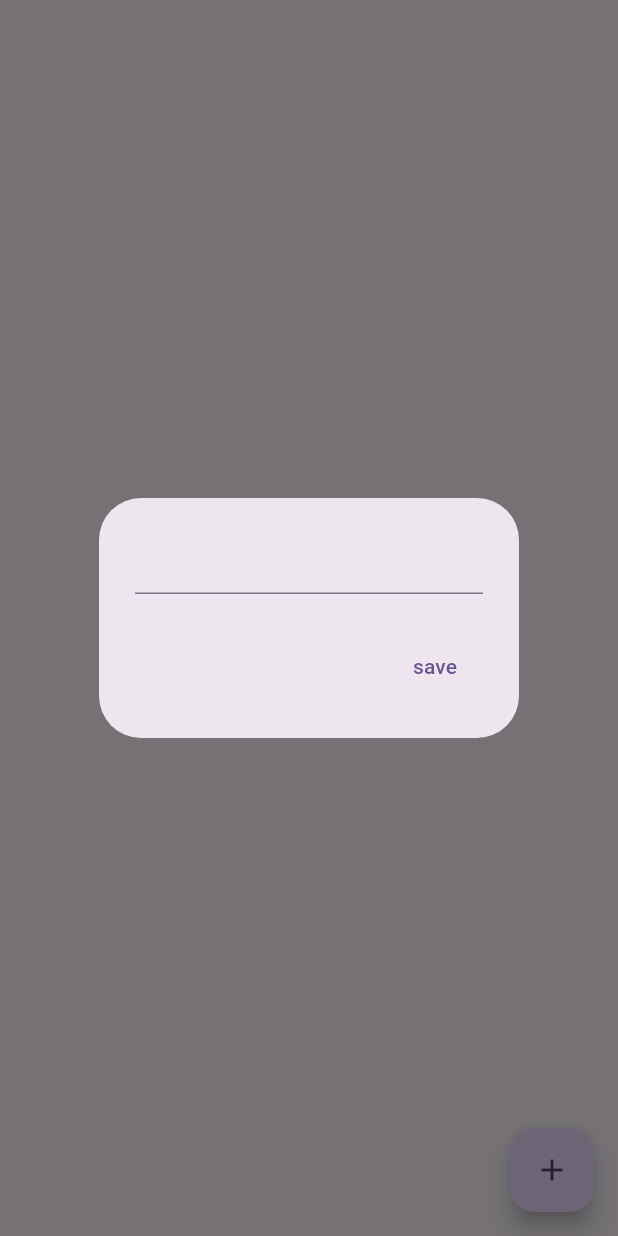
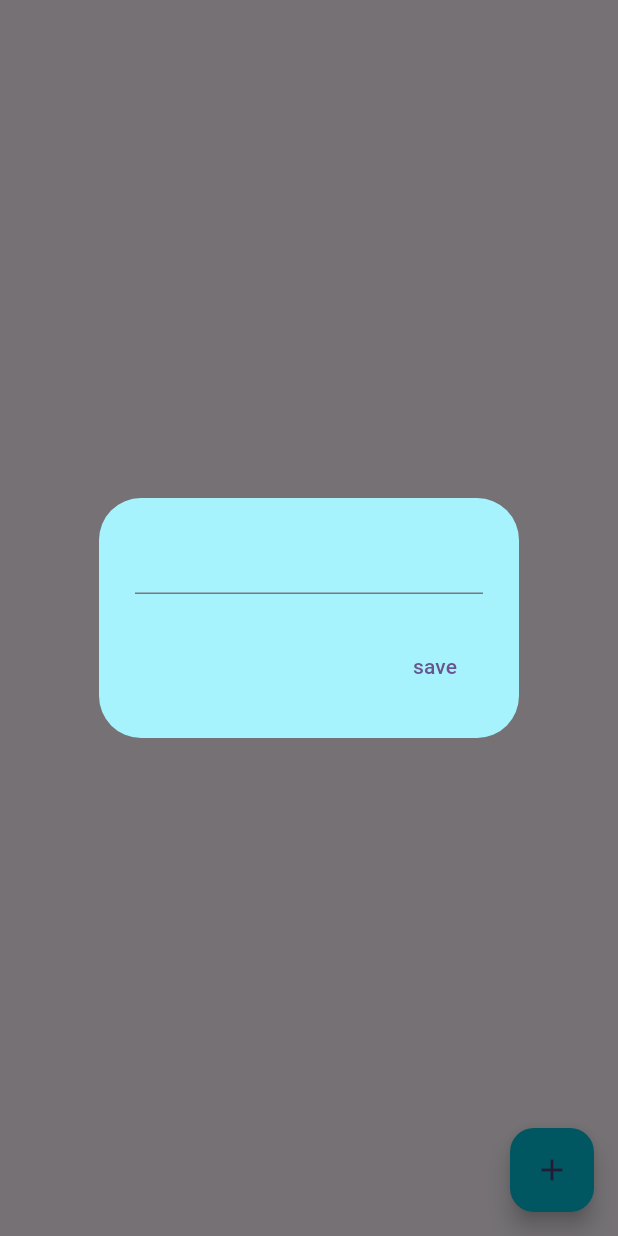
Before and after one commit to ZunairaMughal24/SupaBase-Practice-Project, a Flutter app: the screen it shows after launch, after a tap on the "add" icon, on a phone screen of 412 x 824 dp. Run offline on Flutter 3.47's test engine with Material 3 defaults, Android fonts, the phone set to English and light mode, and no system bars; our stand-ins replace supabase_flutter; accounts and stored records are empty.

```diff
--- /dev/null
+++ b/supabase_project/lib/CrudPage.dart
@@ -0,0 +1,87 @@
+import 'package:flutter/material.dart';
+import 'package:supabase_flutter/supabase_flutter.dart';
+
+class CrudScreen extends StatelessWidget {
+  CrudScreen({super.key});
+//* Create - a note and store in supabase
+
+  TextEditingController textController = TextEditingController();
+  void addNewNote(BuildContext context) {
+    showDialog(
+        context: context,
+        builder: (context) => AlertDialog(
+              backgroundColor: const Color.fromARGB(255, 167, 243, 253),
+              content: TextField(
+                controller: textController,
+              ),
+              actions: [
+                //save button
+                TextButton(
+                  child: Text("save"),
+                  onPressed: () {
+                    saveNote();
+                    Navigator.pop(context);
+                  },
+                )
+              ],
+            ));
+  }
+
+  void saveNote() async {
+    await Supabase.instance.client
+        .from("testing table")
+        .insert({"body": textController.text});
+  }
+
+//* Read - notes from supabase in our app
+  final _noteStream = Supabase.instance.client
+      .from("testing table")
+      .stream(primaryKey: (["id"]));
+
+  @override
+  Widget build(BuildContext context) {
+    return Scaffold(
+        floatingActionButton: FloatingActionButton(
+            onPressed: () {
+              addNewNote(context);
+            },
+            backgroundColor: Colors.cyan,
+            child: Icon(Icons.add)),
+        body: StreamBuilder<List<Map<String, dynamic>>>(
+            stream: _noteStream,
+            builder: (context, snapshot) {
+              //in case of loading
+              if (!snapshot.hasData) {
+                return Center(child: CircularProgressIndicator());
+              }
+              //loaded
+              final notes = snapshot.data;
+              return Padding(
+                padding: const EdgeInsets.all(8.0),
+                child: ListView.builder(
+                  itemCount: notes?.length,
+                  itemBuilder: (BuildContext context, int index) {
+                    //get individual notes
+                    final note = notes?[index];
+                    //get notes by column
+                    final noteText = note?["body"];
+                    // return as ui
+                    return Padding(
+                      padding: const EdgeInsets.all(8.0),
+                      child: Container(
+                          height: 50,
+                          width: 180,
+                          decoration: BoxDecoration(
+                            border: Border.all(
+                              color: Colors.cyan,
+                            ),
+                            borderRadius: BorderRadius.circular(15),
+                          ),
+                          child: Center(child: Text(noteText))),
+                    );
+                  },
+                ),
+              );
+            }));
+  }
+}
--- a/supabase_project/lib/homeScreen.dart
+++ /dev/null
@@ -1,47 +0,0 @@
-import 'package:flutter/material.dart';
-import 'package:supabase_flutter/supabase_flutter.dart';
-
-class MyHomeScreen extends StatelessWidget {
-  MyHomeScreen({super.key});
-//* Create - a note and store in supabase
-
-  TextEditingController textController = TextEditingController();
-  void addNewNote(BuildContext context) {
-    showDialog(
-        context: context,
-        builder: (context) => AlertDialog(
-              content: TextField(
-                controller: textController,
-              ),
-              actions: [
-                //save button
-                TextButton(
-                  child: Text("save"),
-                  onPressed: () {
-                    saveNote();
-                    Navigator.pop(context);
-                  },
-                )
-              ],
-            ));
-  }
-
-  void saveNote() async {
-    await Supabase.instance.client
-        .from("testing table")
-        .insert({"body": textController.text});
-  }
-
-//* Read - notes from supabase in our app
-
-  @override
-  Widget build(BuildContext context) {
-    return Scaffold(
-      floatingActionButton: FloatingActionButton(
-          onPressed: () {
-            addNewNote(context);
-          },
-          child: Icon(Icons.add)),
-    );
-  }
-}
--- a/supabase_project/lib/main.dart
+++ b/supabase_project/lib/main.dart
@@ -1,6 +1,6 @@
 import 'package:flutter/material.dart';
 import 'package:supabase_flutter/supabase_flutter.dart';
-import 'package:supabase_project/homeScreen.dart';
+import 'package:supabase_project/CrudPage.dart';
 
 void main() async {
   //*step1
@@ -20,11 +20,12 @@ class MyApp extends StatelessWidget {
   @override
   Widget build(BuildContext context) {
     return MaterialApp(
-        title: 'Flutter Demo',
+        debugShowCheckedModeBanner: false,
+        title: 'Flutter Supabase',
         theme: ThemeData(
           colorScheme: ColorScheme.fromSeed(seedColor: Colors.deepPurple),
           useMaterial3: true,
         ),
-        home: MyHomeScreen());
+        home: CrudScreen());
   }
 }
```
Also changed, not shown: supabase_project/lib/Auth.dart (added).
